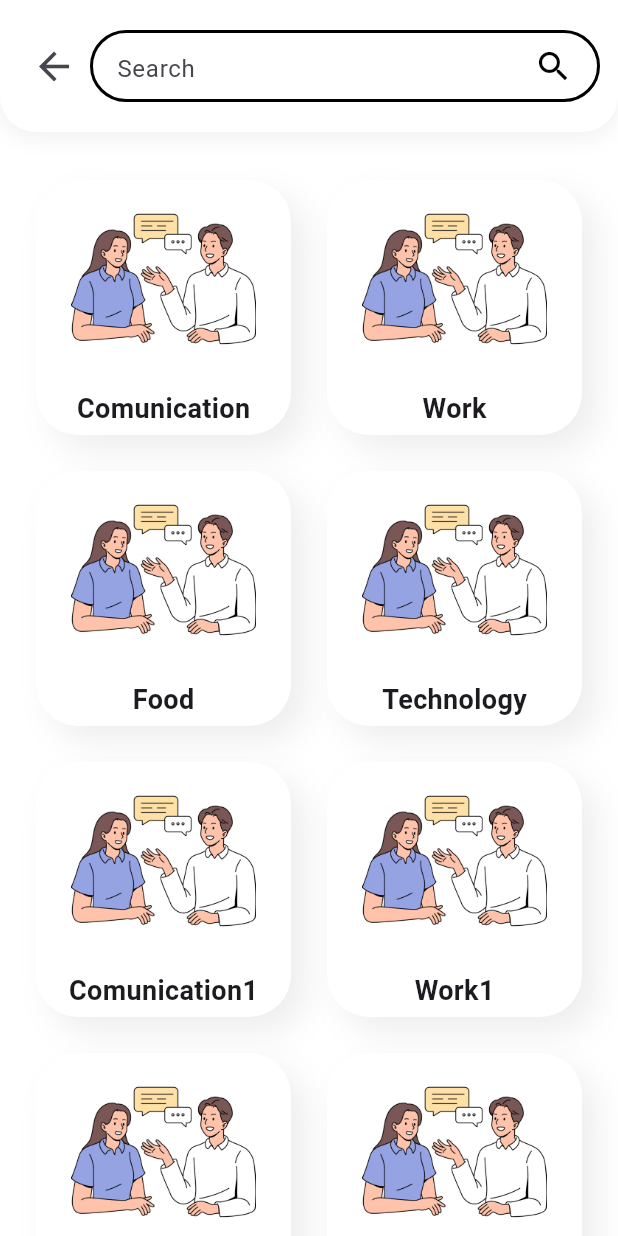
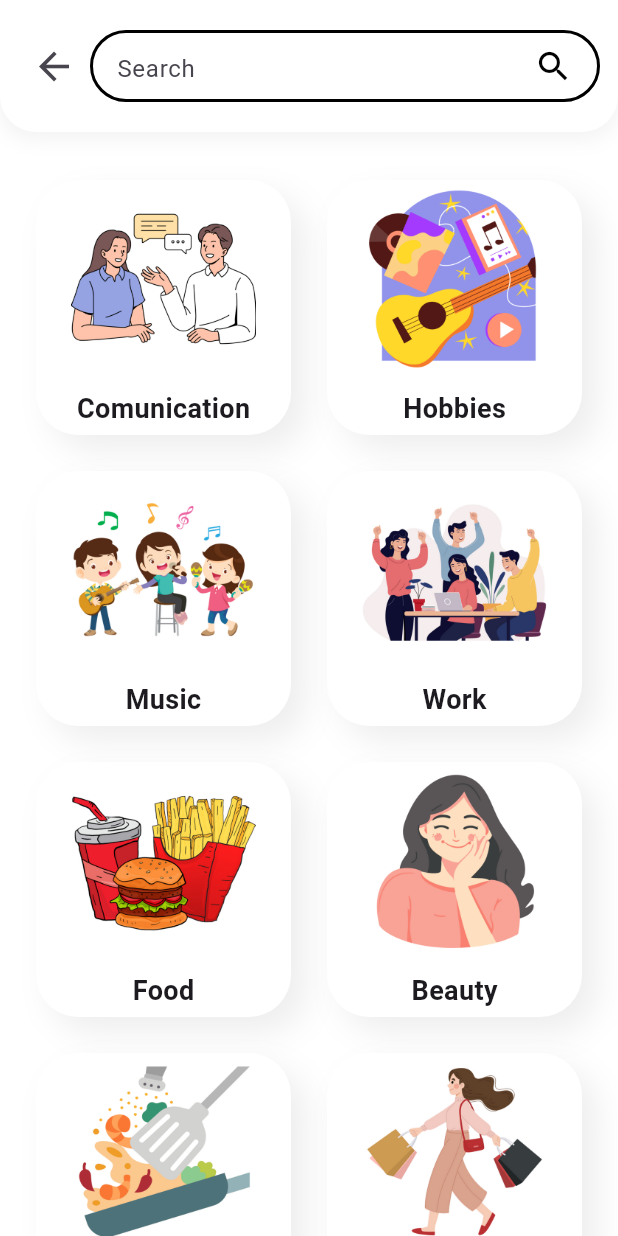
Before and after one commit to TruongTuanDev/learn_connect, a Flutter app: the TopicGridScreen screen opened directly, on a phone screen of 412 x 824 dp. Run offline on Flutter 3.47's test engine with Material 3 defaults, Android fonts, the phone set to English and light mode, and no system bars; our stand-ins replace dio, firebase_core, flip_card, flutter_riverpod, flutter_tts, image_picker and 4 more; accounts and stored records are empty.

Commit message:
update quantity topic

```diff
--- a/lib/presentation/screens/list_topic/test_list_topic.dart
+++ b/lib/presentation/screens/list_topic/test_list_topic.dart
@@ -19,17 +19,16 @@
 class _TopicGridScreenState extends State<TopicGridScreen> {
   final List<Map<String, String>> topics = const [
     {'title': 'Comunication', 'image': 'assets/images/comunication.png'},
-    {'title': 'Work', 'image': 'assets/images/comunication.png'},
-    {'title': 'Food', 'image': 'assets/images/comunication.png'},
-    {'title': 'Technology', 'image': 'assets/images/comunication.png'},
-    {'title': 'Comunication1', 'image': 'assets/images/comunication.png'},
-    {'title': 'Work1', 'image': 'assets/images/comunication.png'},
-    {'title': 'Food1', 'image': 'assets/images/comunication.png'},
-    {'title': 'Technology1', 'image': 'assets/images/comunication.png'},
-    {'title': 'Comunication2', 'image': 'assets/images/comunication.png'},
-    {'title': 'Work2', 'image': 'assets/images/comunication.png'},
-    {'title': 'Food2', 'image': 'assets/images/comunication.png'},
-    {'title': 'Technology2', 'image': 'assets/images/comunication.png'}
+    {'title': 'Hobbies', 'image': 'assets/images/Hobbies.png'},
+    {'title': 'Music', 'image': 'assets/images/music.png'},
+    {'title': 'Work', 'image': 'assets/images/work.png'},
+    {'title': 'Food', 'image': 'assets/images/food.png'},
+    {'title': 'Beauty', 'image': 'assets/images/Beauty.png'},
+    {'title': 'Cooking', 'image': 'assets/images/Cooking.png'},
+    {'title': 'Shopping', 'image': 'assets/images/Shopping.png'},
+    {'title': 'Books', 'image': 'assets/images/Books.png'},
+    {'title': 'Sport', 'image': 'assets/images/Sport.png'}
+
   ];
 
   final TextEditingController _searchController = TextEditingController();
```
Also changed, not shown: pubspec.yaml (+9 -2 lines), assets/images/Beauty.png (added), assets/images/Books.png (added), assets/images/Cooking.png (added), assets/images/Hobbies.png (added), assets/images/Shopping.png (added), assets/images/Sport.png (added), assets/images/food.png (added), assets/images/music.png (added), assets/images/work.png (added).
